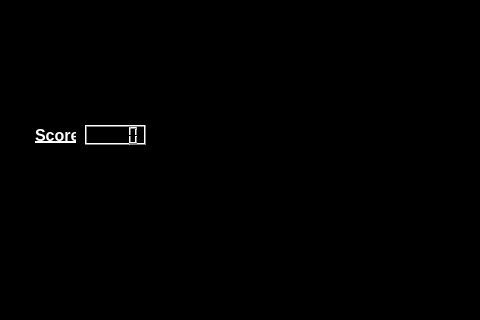
Above: mainwindow.ui from juanvergara3/Lab5_Info_2_UdeA before the change; both pictures show x 179 to 659 and y 0 to 320 of the 800 by 1056 pixel window. Below: the same form after it.
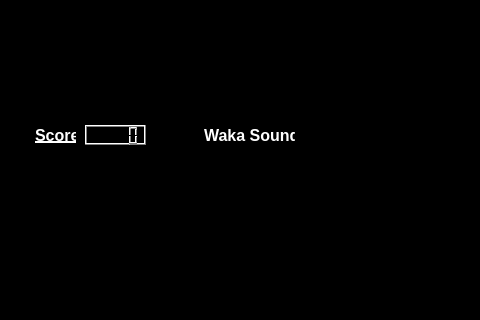
That is the form after the change. Icons and pictures are not drawn.

```diff
--- a/mainwindow.ui
+++ b/mainwindow.ui
@@ -1255,6 +1255,39 @@
         <string/>
        </property>
       </widget>
+      <widget class="QCheckBox" name="checkBox">
+       <property name="geometry">
+        <rect>
+         <x>300</x>
+         <y>0</y>
+         <width>111</width>
+         <height>20</height>
+        </rect>
+       </property>
+       <property name="minimumSize">
+        <size>
+         <width>0</width>
+         <height>20</height>
+        </size>
+       </property>
+       <property name="maximumSize">
+        <size>
+         <width>16777215</width>
+         <height>20</height>
+        </size>
+       </property>
+       <property name="font">
+        <font>
+         <family>System</family>
+         <pointsize>12</pointsize>
+         <weight>75</weight>
+         <bold>true</bold>
+        </font>
+       </property>
+       <property name="text">
+        <string>Waka Sound</string>
+       </property>
+      </widget>
      </widget>
     </item>
    </layout>
```
